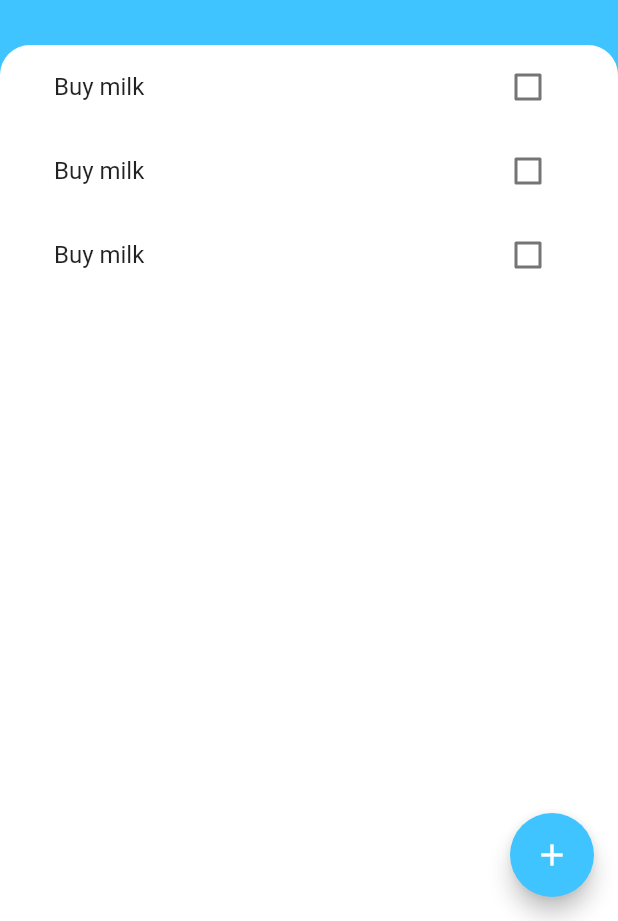
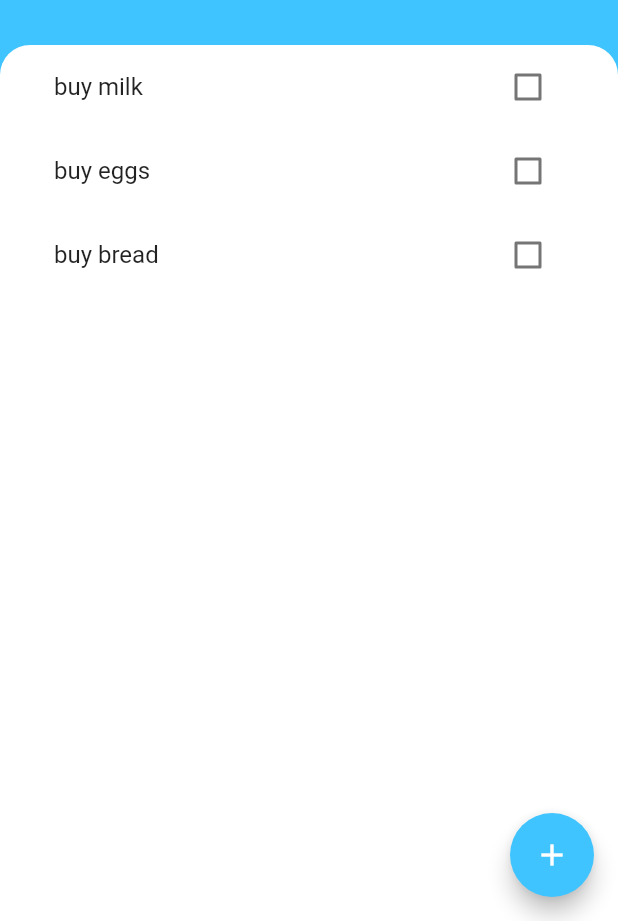
Before and after one commit to afdal-khan/todo_statemanagement, a Flutter app: the screen it shows after launch, on a phone screen of 412 x 824 dp, the part 315-1236 px from its top. Run offline on Flutter 3.47's test engine with Material 2 defaults, Android fonts, the phone set to English and light mode, and no system bars.

```diff
--- /dev/null
+++ b/lib/models/task.dart
@@ -0,0 +1,14 @@
+
+class Task {
+
+final String name;
+bool isdone ;
+
+Task({this.name,this.isdone=false});
+
+void toggleDone(){
+
+  isdone = !isdone;
+}
+
+}
--- a/lib/widgets/taskList.dart
+++ b/lib/widgets/taskList.dart
@@ -1,16 +1,34 @@
 import 'package:flutter/material.dart';
 import 'package:todo/widgets/tasktile.dart';
+import 'package:todo/models/task.dart';
 
 
-class TaskList extends StatelessWidget {
+class TaskList extends StatefulWidget {
 
 
   @override
+  _TaskListState createState() => _TaskListState();
+}
+
+class _TaskListState extends State<TaskList> {
+
+  List<Task> task = [
+    Task(name: "buy milk"),
+    Task(name: "buy eggs"),
+    Task(name: "buy bread"),
+
+
+  ];
+  @override
   Widget build(BuildContext context) {
-    return ListView(children: <Widget>[
-       TaskTile(),
-       TaskTile(),
-       TaskTile(),
-    ],);
+    return ListView.builder(itemBuilder: (context, index){
+         return TaskTile(taskTitle: task[index].name, isChecked: task[index].isdone,
+         checkboxCallback: (newValue){
+           setState(() {
+            task[index].toggleDone();
+           });
+         },);
+    },
+    itemCount: task.length,);
   }
 }
--- a/lib/widgets/tasktile.dart
+++ b/lib/widgets/tasktile.dart
@@ -1,38 +1,40 @@
 
 import 'package:flutter/material.dart';
 
-class TaskTile extends StatefulWidget {
+class TaskTile extends StatelessWidget {
 
-  @override
-  _TaskTileState createState() => _TaskTileState();
-}
+   final bool isChecked ;
+   final String taskTitle;
+   Function checkboxCallback;
 
-class _TaskTileState extends State<TaskTile> {
-    bool isChecked = false;
+   TaskTile({this.isChecked,this.taskTitle,this.checkboxCallback});
 
   @override
   Widget build(BuildContext context) {
-    return ListTile(title: Text('Buy milk', style: TextStyle(decoration: isChecked ? TextDecoration.lineThrough: null),),
-    trailing: new Checkedtask(isChecked,(bool newValue){
-      setState(() {
-       isChecked = newValue;
-      });
-    }),);
-  }
-}
+    return ListTile(title: Text(taskTitle, style: TextStyle(decoration: isChecked ? TextDecoration.lineThrough: null),
+    ),
+    trailing: Checkbox(value: isChecked,
+     onChanged: checkboxCallback,
 
-class Checkedtask extends StatelessWidget {
-
-  final bool checkboxState;
-  final Function toggleCheckbox;
-
-  Checkedtask(this.checkboxState, this.toggleCheckbox);
-
-  @override
-  Widget build(BuildContext context) {
-    return Checkbox(value: checkboxState,
-     onChanged: toggleCheckbox,
-
+    ),
     );
   }
 }
+// (bool newValue){
+//       setState(() {
+//        isChecked = newValue;
+//       });
+//     })
+
+// class Checkedtask extends StatelessWidget {
+
+//   final bool checkboxState;
+//   final Function toggleCheckbox;
+
+//   Checkedtask(this.checkboxState, this.toggleCheckbox);
+
+//   @override
+//   Widget build(BuildContext context) {
+//     return
+//   }
+// }
```
